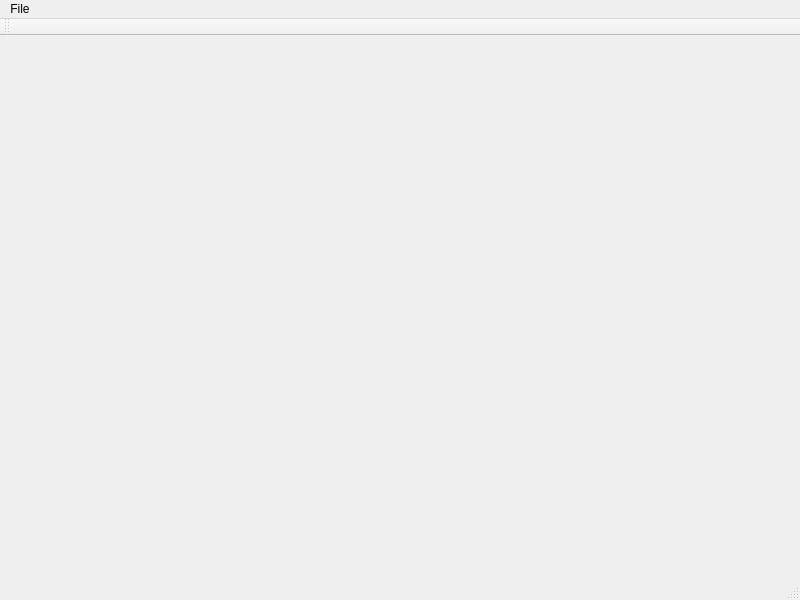
Qt form GigBagSpriteEditor/spriteeditorwindow.ui (ChristopherDHanson/SpriteEditor) before a commit.
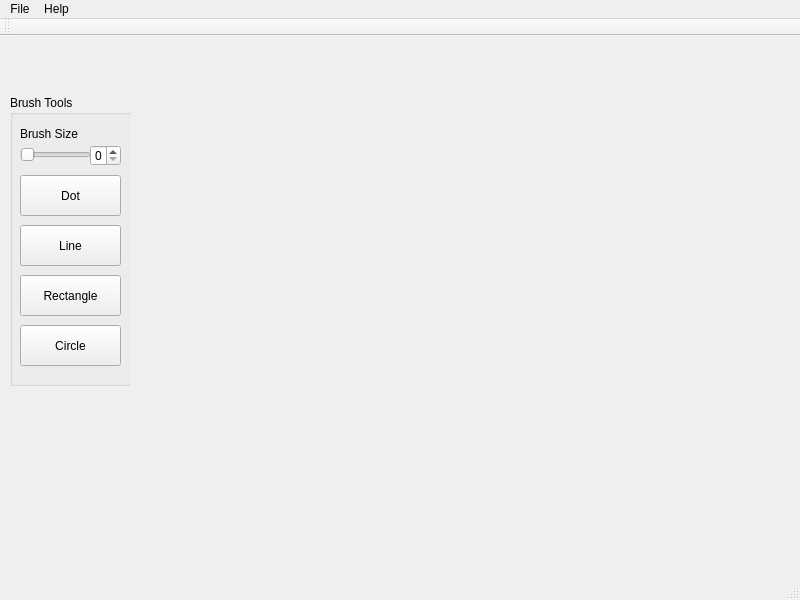
The same form after that commit.

Commit message: Add UI for brush toolbox

What changed in the file:
```diff
--- a/GigBagSpriteEditor/spriteeditorwindow.ui
+++ b/GigBagSpriteEditor/spriteeditorwindow.ui
@@ -30,9 +30,110 @@
       <x>10</x>
       <y>59</y>
       <width>120</width>
-      <height>251</height>
+      <height>291</height>
      </rect>
     </property>
+    <widget class="QGroupBox" name="brushToolBox">
+     <property name="geometry">
+      <rect>
+       <x>0</x>
+       <y>0</y>
+       <width>121</width>
+       <height>291</height>
+      </rect>
+     </property>
+     <property name="title">
+      <string>Brush Tools</string>
+     </property>
+     <widget class="QPushButton" name="dotBrushButton">
+      <property name="geometry">
+       <rect>
+        <x>10</x>
+        <y>80</y>
+        <width>101</width>
+        <height>41</height>
+       </rect>
+      </property>
+      <property name="text">
+       <string>Dot</string>
+      </property>
+     </widget>
+     <widget class="QPushButton" name="lineBrushButton">
+      <property name="geometry">
+       <rect>
+        <x>10</x>
+        <y>130</y>
+        <width>101</width>
+        <height>41</height>
+       </rect>
+      </property>
+      <property name="text">
+       <string>Line</string>
+      </property>
+     </widget>
+     <widget class="QSlider" name="brushSizeSlider">
+      <property name="geometry">
+       <rect>
+        <x>10</x>
+        <y>50</y>
+        <width>71</width>
+        <height>20</height>
+       </rect>
+      </property>
+      <property name="orientation">
+       <enum>Qt::Horizontal</enum>
+      </property>
+     </widget>
+     <widget class="QPushButton" name="rectangleBrushButton">
+      <property name="geometry">
+       <rect>
+        <x>10</x>
+        <y>180</y>
+        <width>101</width>
+        <height>41</height>
+       </rect>
+      </property>
+      <property name="text">
+       <string>Rectangle</string>
+      </property>
+     </widget>
+     <widget class="QPushButton" name="circleBrushButton">
+      <property name="geometry">
+       <rect>
+        <x>10</x>
+        <y>230</y>
+        <width>101</width>
+        <height>41</height>
+       </rect>
+      </property>
+      <property name="text">
+       <string>Circle</string>
+      </property>
+     </widget>
+     <widget class="QLabel" name="brushSizeLabel">
+      <property name="geometry">
+       <rect>
+        <x>10</x>
+        <y>30</y>
+        <width>71</width>
+        <height>17</height>
+       </rect>
+      </property>
+      <property name="text">
+       <string>Brush Size</string>
+      </property>
+     </widget>
+     <widget class="QSpinBox" name="spinBox">
+      <property name="geometry">
+       <rect>
+        <x>80</x>
+        <y>50</y>
+        <width>31</width>
+        <height>21</height>
+       </rect>
+      </property>
+     </widget>
+    </widget>
    </widget>
    <widget class="QWidget" name="timelineWidget" native="true">
     <property name="geometry">
@@ -63,7 +164,13 @@
     <addaction name="actionSave"/>
     <addaction name="actionSave_As"/>
    </widget>
+   <widget class="QMenu" name="menuHelp">
+    <property name="title">
+     <string>Help</string>
+    </property>
+   </widget>
    <addaction name="menuFile"/>
+   <addaction name="menuHelp"/>
   </widget>
   <widget class="QToolBar" name="mainToolBar">
    <attribute name="toolBarArea">
```
Left out of the diff: 10 changed lines with no effect on the pictures. The commit also changes 10 other files.
